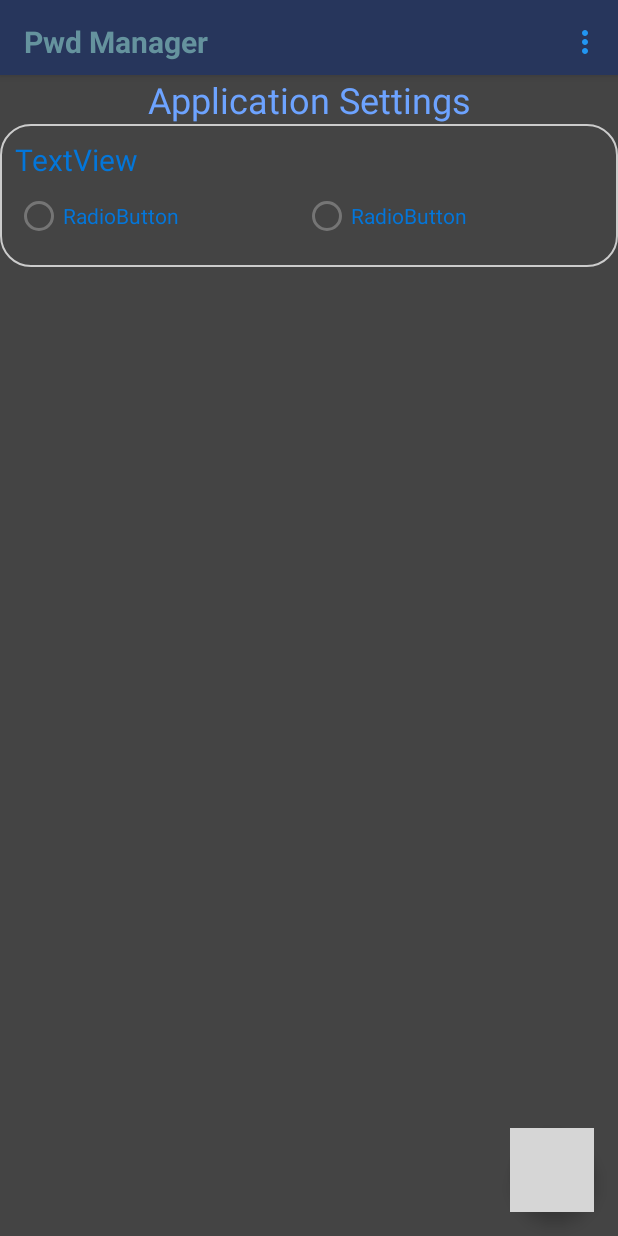
After one commit to cormabara/PwdManager, an Android app: the SettingFragment screen opened through its navigation route, on a phone screen of 412 x 824 dp. The commit adds this screen. Run offline under Robolectric (Android 15) with nearby library versions, the phone set to English and light mode, and no system bars; our stand-ins replace navigation-ui; libraries missing offline, so code that uses them is left out: com.fasterxml.jackson; 4 statements that could not run were skipped; grey boxes are pictures that could not be loaded.

Commit message:
New fragment for settings Draft of a custom control for a setting option

```diff
--- a/app/src/main/java/com/cormabara/pwdmanager/MainActivity.kt
+++ b/app/src/main/java/com/cormabara/pwdmanager/MainActivity.kt
@@ -57,6 +57,10 @@ class MainActivity : AppCompatActivity() {
                 finish()
                  true
              }
+             R.id.action_settings -> {
+                 findNavController(R.id.nav_host_fragment_content_main).navigate(R.id.action_MainFragment_to_settingFragment)
+                 true
+             }
              else -> {
                  super.onOptionsItemSelected(item)
             }
--- /dev/null
+++ b/app/src/main/java/com/cormabara/pwdmanager/gui/fragments/SettingFragment.kt
@@ -0,0 +1,60 @@
+package com.cormabara.pwdmanager.gui.fragments
+
+import android.os.Bundle
+import androidx.fragment.app.Fragment
+import android.view.LayoutInflater
+import android.view.View
+import android.view.ViewGroup
+import com.cormabara.pwdmanager.R
+
+// TODO: Rename parameter arguments, choose names that match
+// the fragment initialization parameters, e.g. ARG_ITEM_NUMBER
+private const val ARG_PARAM1 = "param1"
+private const val ARG_PARAM2 = "param2"
+
+/**
+ * A simple [Fragment] subclass.
+ * Use the [SettingFragment.newInstance] factory method to
+ * create an instance of this fragment.
+ */
+class SettingFragment : Fragment() {
+    // TODO: Rename and change types of parameters
+    private var param1: String? = null
+    private var param2: String? = null
+
+    override fun onCreate(savedInstanceState: Bundle?) {
+        super.onCreate(savedInstanceState)
+        arguments?.let {
+            param1 = it.getString(ARG_PARAM1)
+            param2 = it.getString(ARG_PARAM2)
+        }
+    }
+
+    override fun onCreateView(
+        inflater: LayoutInflater, container: ViewGroup?,
+        savedInstanceState: Bundle?
+    ): View? {
+        // Inflate the layout for this fragment
+        return inflater.inflate(R.layout.fragment_setting, container, false)
+    }
+
+    companion object {
+        /**
+         * Use this factory method to create a new instance of
+         * this fragment using the provided parameters.
+         *
+         * @param param1 Parameter 1.
+         * @param param2 Parameter 2.
+         * @return A new instance of fragment SettingFragment.
+         */
+        // TODO: Rename and change types and number of parameters
+        @JvmStatic
+        fun newInstance(param1: String, param2: String) =
+            SettingFragment().apply {
+                arguments = Bundle().apply {
+                    putString(ARG_PARAM1, param1)
+                    putString(ARG_PARAM2, param2)
+                }
+            }
+    }
+}
--- /dev/null
+++ b/app/src/main/java/com/cormabara/pwdmanager/gui/lib/binary_option.kt
@@ -0,0 +1,32 @@
+package com.cormabara.pwdmanager.gui.lib
+
+import android.content.Context
+import android.util.AttributeSet
+import android.view.LayoutInflater
+import android.widget.LinearLayout
+import com.cormabara.pwdmanager.R
+
+class BinaryOption @JvmOverloads constructor(
+    context: Context,
+    attrs: AttributeSet? = null,
+    defStyle: Int = 0,
+    defStyleRes: Int = 0
+) : LinearLayout(context, attrs, defStyle, defStyleRes) {
+
+    init {
+        LayoutInflater.from(context)
+            .inflate(R.layout.binary_option, this, true)
+        orientation = VERTICAL
+
+        attrs?.let {
+            val typedArray = context.obtainStyledAttributes(it,
+                R.styleable.binary_option_attributes, 0, 0)
+            val title = resources.getText(typedArray
+                .getResourceId(R.styleable
+                    .binary_option_attributes_binary_option_title,
+                    R.string.setting_title))
+
+            typedArray.recycle()
+        }
+    }
+}
--- /dev/null
+++ b/app/src/main/res/drawable/custom_border.xml
@@ -0,0 +1,6 @@
+<?xml version="1.0" encoding="UTF-8"?>
+<shape xmlns:android="http://schemas.android.com/apk/res/android" android:shape="rectangle">
+    <corners android:radius="20dp"/>
+    <padding android:left="10dp" android:right="10dp" android:top="10dp" android:bottom="10dp"/>
+    <stroke android:width="1dp" android:color="#CCCCCC"/>
+</shape>
--- /dev/null
+++ b/app/src/main/res/layout/binary_option.xml
@@ -0,0 +1,34 @@
+<?xml version="1.0" encoding="utf-8"?>
+<merge xmlns:android="http://schemas.android.com/apk/res/android"
+    android:layout_width="match_parent"
+    android:layout_height="match_parent">
+
+    <TextView
+        android:id="@+id/option_title"
+        android:layout_width="match_parent"
+        android:layout_height="wrap_content"
+        android:text="TextView"
+        android:textColor="@color/light_1"
+        android:textSize="20sp"/>
+
+    <RadioGroup
+        android:layout_width="match_parent"
+        android:layout_height="wrap_content"
+        android:orientation="horizontal">
+
+        <RadioButton
+            android:id="@+id/option_1"
+            android:layout_width="192dp"
+            android:layout_height="wrap_content"
+            android:text="RadioButton"
+            android:textColor="@color/light_1" />
+
+        <RadioButton
+            android:id="@+id/option_2"
+            android:layout_width="match_parent"
+            android:layout_height="wrap_content"
+            android:text="RadioButton"
+            android:textColor="@color/light_1" />
+    </RadioGroup>
+
+</merge>
--- /dev/null
+++ b/app/src/main/res/layout/fragment_setting.xml
@@ -0,0 +1,29 @@
+<?xml version="1.0" encoding="utf-8"?>
+<FrameLayout xmlns:android="http://schemas.android.com/apk/res/android"
+    xmlns:app="http://schemas.android.com/apk/res-auto"
+    xmlns:tools="http://schemas.android.com/tools"
+    android:layout_width="match_parent"
+    android:layout_height="match_parent"
+    tools:context=".gui.fragments.SettingFragment">
+
+    <!-- TODO: Update blank fragment layout -->
+    <LinearLayout
+        android:layout_width="match_parent"
+        android:layout_height="wrap_content"
+        android:orientation="vertical">
+
+        <TextView
+            android:layout_width="match_parent"
+            android:layout_height="wrap_content"
+            android:text="@string/setting_title"
+            android:textAlignment="center"
+            android:textColor="@color/black_text_color_1"
+            android:textSize="24sp" />
+
+        <com.cormabara.pwdmanager.gui.lib.BinaryOption
+            android:layout_width="match_parent"
+            android:layout_height="wrap_content"
+            android:background="@drawable/custom_border"/>
+
+    </LinearLayout>
+</FrameLayout>
--- a/app/src/main/res/menu/menu_main.xml
+++ b/app/src/main/res/menu/menu_main.xml
@@ -7,6 +7,7 @@
         android:title="@string/action_add_item"
         app:showAsAction="never" />
     <item
+        android:id="@+id/action_settings"
         android:orderInCategory="100"
         android:title="@string/action_settings"
         app:showAsAction="never" />
--- a/app/src/main/res/navigation/nav_graph.xml
+++ b/app/src/main/res/navigation/nav_graph.xml
@@ -8,7 +8,11 @@
         android:id="@+id/MainFragment"
         android:name="com.cormabara.pwdmanager.gui.fragments.MainFragment"
         android:label="@string/main_fragment_label"
-        tools:layout="@layout/fragment_main"/>
+        tools:layout="@layout/fragment_main">
+        <action
+            android:id="@+id/action_MainFragment_to_settingFragment"
+            app:destination="@id/settingFragment" />
+    </fragment>
     <fragment
         android:id="@+id/StartFragment"
         android:name="com.cormabara.pwdmanager.gui.fragments.StartFragment"
@@ -33,5 +37,14 @@
             android:id="@+id/action_firstStartFragment_to_MainFragment"
             app:destination="@id/MainFragment" />
     </fragment>
+    <fragment
+        android:id="@+id/settingFragment"
+        android:name="com.cormabara.pwdmanager.gui.fragments.SettingFragment"
+        android:label="fragment_setting"
+        tools:layout="@layout/fragment_setting" >
+        <action
+            android:id="@+id/action_settingFragment_to_MainFragment"
+            app:destination="@id/MainFragment" />
+    </fragment>
 
 </navigation>
--- a/app/src/main/res/values/attrs.xml
+++ b/app/src/main/res/values/attrs.xml
@@ -3,4 +3,8 @@
     <declare-styleable name="ctrl_pwd_item_attributes">
         <attr name="pwd_item_name" format="reference" />
     </declare-styleable>
+
+    <declare-styleable name="binary_option_attributes">
+        <attr name="binary_option_title" format="reference" />
+    </declare-styleable>
 </resources>
--- a/app/src/main/res/values/strings.xml
+++ b/app/src/main/res/values/strings.xml
@@ -19,4 +19,8 @@
     <string name="action_close_app">Exit</string>
     <string name="action_settings">Settings</string>
     <string name="action_change_pasword">Change Password</string>
+    <!-- TODO: Remove or change this placeholder text -->
+    <string name="setting_gui_theme">Gui Theme</string>
+    <string name="setting_title">Application Settings</string>
+
 </resources>
```
